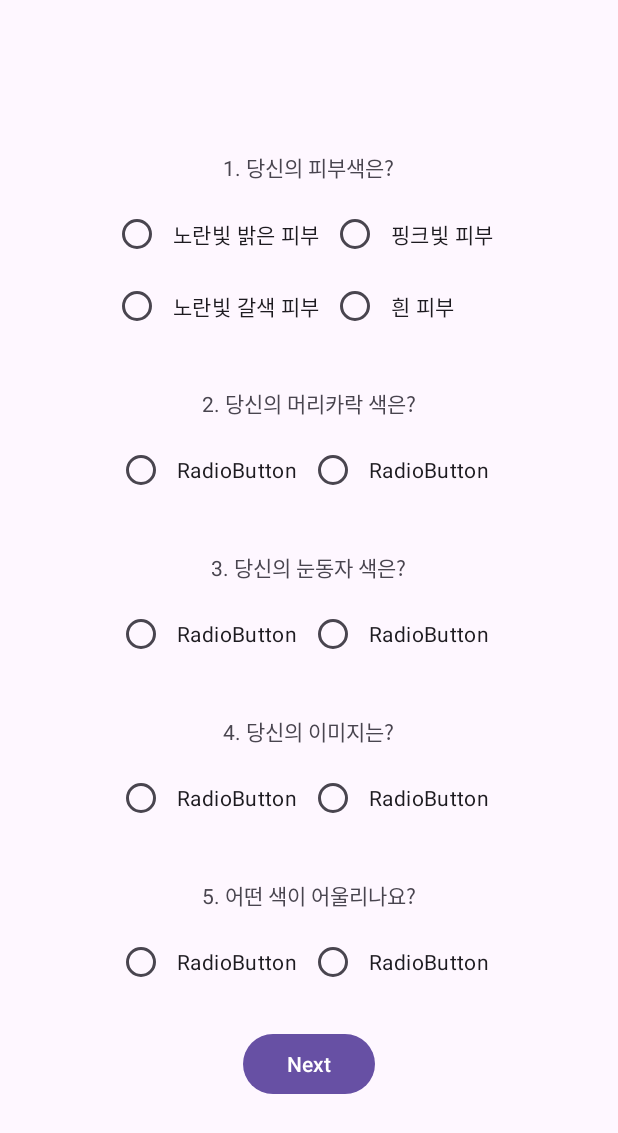
After one commit to chohc/PersonalColor, an Android app: the SurveyActivity screen opened directly, with no data from a screen before it, on a phone screen of 412 x 824 dp. The commit adds this screen. Shown: the top 1133 px of the screen. Run offline under Robolectric (Android 15) with nearby library versions, the phone set to English and light mode, and no system bars.

Commit message:
설문페이지 가안 제작

```diff
--- a/app/src/main/AndroidManifest.xml
+++ b/app/src/main/AndroidManifest.xml
@@ -21,6 +21,9 @@
         android:theme="@style/Theme.PersonalColor"
         tools:targetApi="31">
         <activity
+            android:name=".SurveyActivity"
+            android:exported="false" />
+        <activity
             android:name=".BaseActivity"
             android:exported="false" />
         <activity
--- /dev/null
+++ b/app/src/main/java/com/example/personalcolor/SurveyActivity.kt
@@ -0,0 +1,66 @@
+package com.example.personalcolor
+
+import android.content.Intent
+import android.os.Bundle
+import android.widget.RadioGroup
+import androidx.activity.enableEdgeToEdge
+import androidx.appcompat.app.AppCompatActivity
+import androidx.core.view.ViewCompat
+import androidx.core.view.WindowInsetsCompat
+import com.example.personalcolor.databinding.ActivitySurveyBinding
+import com.example.personalcolor.databinding.ActivityTest1Binding
+
+class SurveyActivity : AppCompatActivity() {
+
+    // 바인딩 생성
+    val binding by lazy { ActivitySurveyBinding.inflate(layoutInflater) }
+
+    // 봄, 여름, 가을, 겨울
+    var spring: Int = 0
+    var summer: Int = 0
+    var fall: Int = 0
+    var winter: Int = 0
+
+    override fun onCreate(savedInstanceState: Bundle?) {
+        super.onCreate(savedInstanceState)
+        enableEdgeToEdge()
+        setContentView(R.layout.activity_survey)
+        ViewCompat.setOnApplyWindowInsetsListener(findViewById(R.id.main)) { v, insets ->
+            val systemBars = insets.getInsets(WindowInsetsCompat.Type.systemBars())
+            v.setPadding(systemBars.left, systemBars.top, systemBars.right, systemBars.bottom)
+            insets
+        }
+
+        // 인공지능(Test1Activity) 결과 가져오기
+        // 결과에 따라 계절에 100점 부여
+        var personalColor = intent.getStringExtra("personalColor")
+        when(personalColor){
+            "spring" -> spring += 100
+            "summer" -> summer += 100
+            "fall" -> fall += 100
+            "winter" -> winter += 100
+        }
+
+        // 다음 버튼을 누르면
+        binding.nextButton.setOnClickListener {
+            // 봄, 여름, 가을, 겨울 판단
+            // 문항 5개 -> 한 문항당 20, 총점 100
+            binding.RdoGroup1.setOnCheckedChangeListener { group, checkedId ->
+                when(checkedId){
+                    R.id.radioButton11 -> spring += 20
+                    R.id.radioButton12 -> summer += 20
+                    R.id.radioButton13 -> fall += 20
+                    R.id.radioButton14 -> winter += 20
+                }
+            }
+
+            // 봄, 여름, 가을, 겨울 인텐트에 담기
+            var intent = Intent(this,Test1Activity::class.java)
+            intent.putExtra("spring", spring)
+            intent.putExtra("summer", summer)
+            intent.putExtra("fall", fall)
+            intent.putExtra("winter", winter)
+            startActivity(intent)
+        }
+    }
+}
--- a/app/src/main/java/com/example/personalcolor/Test1Activity.kt
+++ b/app/src/main/java/com/example/personalcolor/Test1Activity.kt
@@ -149,7 +149,8 @@ class Test1Activity : BaseActivity() {
     override fun onActivityResult(requestCode: Int, resultCode: Int, data: Intent?) {
         super.onActivityResult(requestCode, resultCode, data)
         if(resultCode == RESULT_OK){
-            // ************ 카메라, 갤러리 둘 다 uri를 인공지능에 보내주면 될듯 ***************
+            // ************ 해봐야 알겠지만 카메라, 갤러리 둘 다 uri를 인공지능에 보내주면 될듯 ***************
+            // @@@@@@@@@@@@@@@ 인공지능 연결하고 응답이 오면 인텐트에 키 personalColor로 담아서 다음 화면으로 넘어가게 구현할 예정 @@@@@@@@@@@@@@@@
             when(requestCode){
                 REQ_CAMERA -> {
                     // ACTION_IMAGE_CAPTURE를 사용하면 이미지가 Bitmap으로 반환됨
--- /dev/null
+++ b/app/src/main/res/layout/activity_survey.xml
@@ -0,0 +1,189 @@
+<?xml version="1.0" encoding="utf-8"?>
+<LinearLayout xmlns:android="http://schemas.android.com/apk/res/android"
+    xmlns:app="http://schemas.android.com/apk/res-auto"
+    xmlns:tools="http://schemas.android.com/tools"
+    android:id="@+id/main"
+    android:layout_width="match_parent"
+    android:layout_height="match_parent"
+    android:orientation="vertical"
+    android:gravity="center"
+    tools:context=".SurveyActivity">
+
+    <TextView
+        android:id="@+id/textView1"
+        android:layout_width="wrap_content"
+        android:layout_height="wrap_content"
+        android:layout_marginTop="20dp"
+        android:text="1. 당신의 피부색은?" />
+
+    <RadioGroup
+        android:id="@+id/RdoGroup1"
+        android:layout_width="wrap_content"
+        android:layout_height="wrap_content"
+        android:orientation="horizontal"
+        android:padding="10dp">
+
+        <LinearLayout
+            android:layout_width="match_parent"
+            android:layout_height="wrap_content"
+            android:orientation="vertical">
+            <LinearLayout
+                android:layout_width="match_parent"
+                android:layout_height="wrap_content"
+                android:orientation="horizontal">
+                <RadioButton
+                    android:id="@+id/radioButton11"
+                    android:layout_width="wrap_content"
+                    android:layout_height="wrap_content"
+                    android:padding="8dp"
+                    android:text="노란빛 밝은 피부" />
+                <RadioButton
+                    android:id="@+id/radioButton12"
+                    android:layout_width="wrap_content"
+                    android:layout_height="wrap_content"
+                    android:padding="8dp"
+                    android:text="핑크빛 피부" />
+            </LinearLayout>
+            <LinearLayout
+                android:layout_width="match_parent"
+                android:layout_height="wrap_content"
+                android:orientation="horizontal">
+                <RadioButton
+                    android:id="@+id/radioButton13"
+                    android:layout_width="wrap_content"
+                    android:layout_height="wrap_content"
+                    android:padding="8dp"
+                    android:text="노란빛 갈색 피부" />
+                <RadioButton
+                    android:id="@+id/radioButton14"
+                    android:layout_width="wrap_content"
+                    android:layout_height="wrap_content"
+                    android:padding="8dp"
+                    android:text="흰 피부" />
+            </LinearLayout>
+        </LinearLayout>
+    </RadioGroup>
+
+    <TextView
+        android:id="@+id/textView2"
+        android:layout_width="wrap_content"
+        android:layout_height="wrap_content"
+        android:orientation="horizontal"
+        android:layout_marginTop="20dp"
+        android:text="2. 당신의 머리카락 색은?" />
+
+    <RadioGroup
+        android:id="@+id/RdoGroup2"
+        android:layout_width="wrap_content"
+        android:layout_height="wrap_content"
+        android:orientation="horizontal"
+        android:padding="10dp">
+
+        <RadioButton
+            android:id="@+id/radioButton21"
+            android:layout_width="wrap_content"
+            android:layout_height="wrap_content"
+            android:padding="8dp"
+            android:text="RadioButton" />
+
+        <RadioButton
+            android:id="@+id/radioButton22"
+            android:layout_width="wrap_content"
+            android:layout_height="wrap_content"
+            android:padding="8dp"
+            android:text="RadioButton" />
+    </RadioGroup>
+
+    <TextView
+        android:id="@+id/textView3"
+        android:layout_width="wrap_content"
+        android:layout_height="wrap_content"
+        android:layout_marginTop="20dp"
+        android:text="3. 당신의 눈동자 색은?" />
+
+    <RadioGroup
+        android:id="@+id/RdoGroup3"
+        android:layout_width="wrap_content"
+        android:layout_height="wrap_content"
+        android:orientation="horizontal"
+        android:padding="10dp" >
+
+        <RadioButton
+            android:id="@+id/radioButton31"
+            android:layout_width="wrap_content"
+            android:layout_height="wrap_content"
+            android:padding="8dp"
+            android:text="RadioButton" />
+
+        <RadioButton
+            android:id="@+id/radioButton32"
+            android:layout_width="wrap_content"
+            android:layout_height="wrap_content"
+            android:padding="8dp"
+            android:text="RadioButton" />
+    </RadioGroup>
+
+    <TextView
+        android:id="@+id/textView4"
+        android:layout_width="wrap_content"
+        android:layout_height="wrap_content"
+        android:layout_marginTop="20dp"
+        android:text="4. 당신의 이미지는?"/>
+
+    <RadioGroup
+        android:id="@+id/RdoGroup4"
+        android:layout_width="wrap_content"
+        android:layout_height="wrap_content"
+        android:orientation="horizontal"
+        android:padding="10dp">
+
+        <RadioButton
+            android:id="@+id/radioButton41"
+            android:layout_width="wrap_content"
+            android:layout_height="wrap_content"
+            android:padding="8dp"
+            android:text="RadioButton" />
+
+        <RadioButton
+            android:id="@+id/radioButton42"
+            android:layout_width="wrap_content"
+            android:layout_height="wrap_content"
+            android:padding="8dp"
+            android:text="RadioButton" />
+    </RadioGroup>
+
+    <TextView
+        android:id="@+id/textView5"
+        android:layout_width="wrap_content"
+        android:layout_height="wrap_content"
+        android:layout_marginTop="20dp"
+        android:text="5. 어떤 색이 어울리나요?" />
+
+    <RadioGroup
+        android:id="@+id/RdoGroup5"
+        android:layout_width="wrap_content"
+        android:layout_height="wrap_content"
+        android:orientation="horizontal"
+        android:padding="10dp">
+        <RadioButton
+            android:id="@+id/radioButton51"
+            android:layout_width="wrap_content"
+            android:layout_height="wrap_content"
+            android:padding="8dp"
+            android:text="RadioButton" />
+        <RadioButton
+            android:id="@+id/radioButton52"
+            android:layout_width="wrap_content"
+            android:layout_height="wrap_content"
+            android:padding="8dp"
+            android:text="RadioButton" />
+    </RadioGroup>
+
+    <Button
+        android:id="@+id/nextButton"
+        android:layout_width="wrap_content"
+        android:layout_height="wrap_content"
+        android:layout_margin="10dp"
+        android:text="Next" />
+
+</LinearLayout>
```
